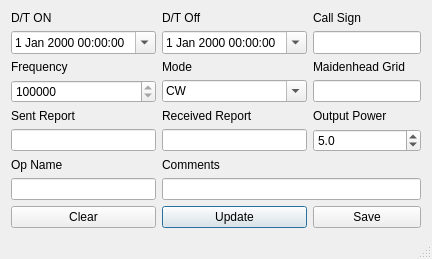
Old version of the form logdialog.ui in the repository guitarpicva/RPiKeyerTerm.
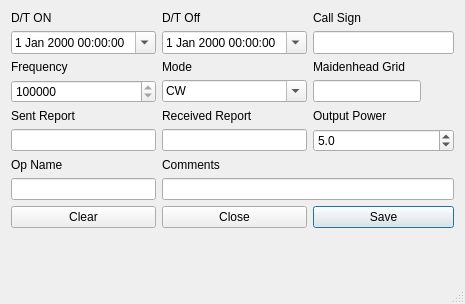
New version of the form.

```diff
--- a/logdialog.ui
+++ b/logdialog.ui
@@ -6,8 +6,8 @@
    <rect>
     <x>0</x>
     <y>0</y>
-    <width>368</width>
-    <height>259</height>
+    <width>465</width>
+    <height>304</height>
    </rect>
   </property>
   <property name="windowTitle">
@@ -92,13 +92,6 @@
      </item>
     </widget>
    </item>
-   <item row="8" column="2">
-    <widget class="QPushButton" name="logUpdateButton">
-     <property name="text">
-      <string>Update</string>
-     </property>
-    </widget>
-   </item>
    <item row="0" column="2">
     <widget class="QLabel" name="label_2">
      <property name="text">
@@ -113,13 +106,6 @@
      </property>
     </widget>
    </item>
-   <item row="4" column="3">
-    <widget class="QLabel" name="label_9">
-     <property name="text">
-      <string>Output Power</string>
-     </property>
-    </widget>
-   </item>
    <item row="3" column="0">
     <widget class="QSpinBox" name="logFrequencySpinBox">
      <property name="minimum">
@@ -131,12 +117,8 @@
      <property name="value">
       <number>14070000</number>
      </property>
-    </widget>
-   </item>
-   <item row="2" column="0">
-    <widget class="QLabel" name="label_4">
-     <property name="text">
-      <string>Frequency</string>
+     <property name="value">
+      <number>14035000</number>
      </property>
     </widget>
    </item>
@@ -260,6 +242,27 @@
      </property>
     </widget>
    </item>
+   <item row="4" column="3">
+    <widget class="QLabel" name="label_4">
+     <property name="text">
+      <string>Output Power</string>
+     </property>
+    </widget>
+   </item>
+   <item row="2" column="0">
+    <widget class="QLabel" name="label_9">
+     <property name="text">
+      <string>Frequency</string>
+     </property>
+    </widget>
+   </item>
+   <item row="8" column="2">
+    <widget class="QPushButton" name="pushButton">
+     <property name="text">
+      <string>Close</string>
+     </property>
+    </widget>
+   </item>
   </layout>
  </widget>
  <tabstops>
```
Left out of the diff: 5 changed lines with no effect on the pictures.
